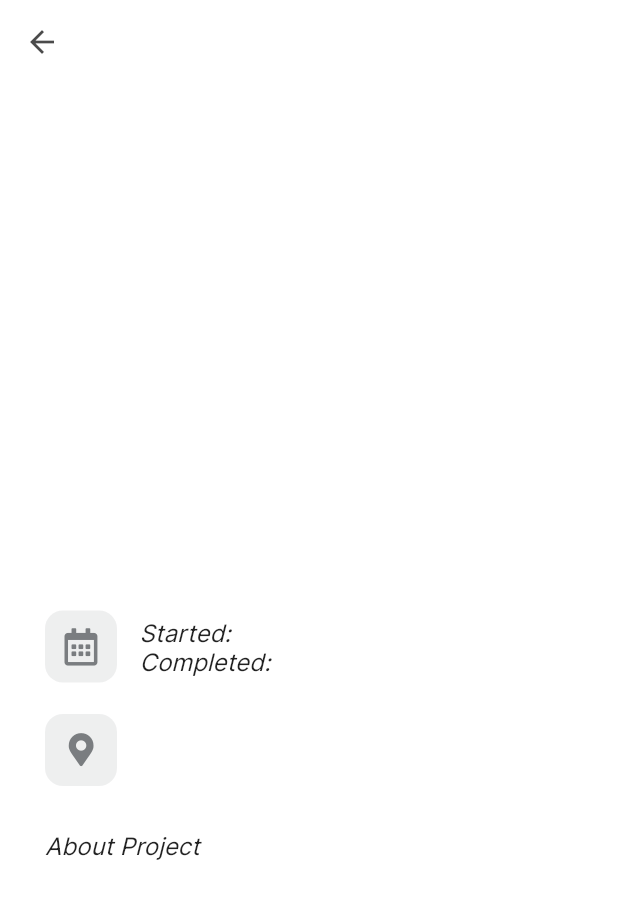
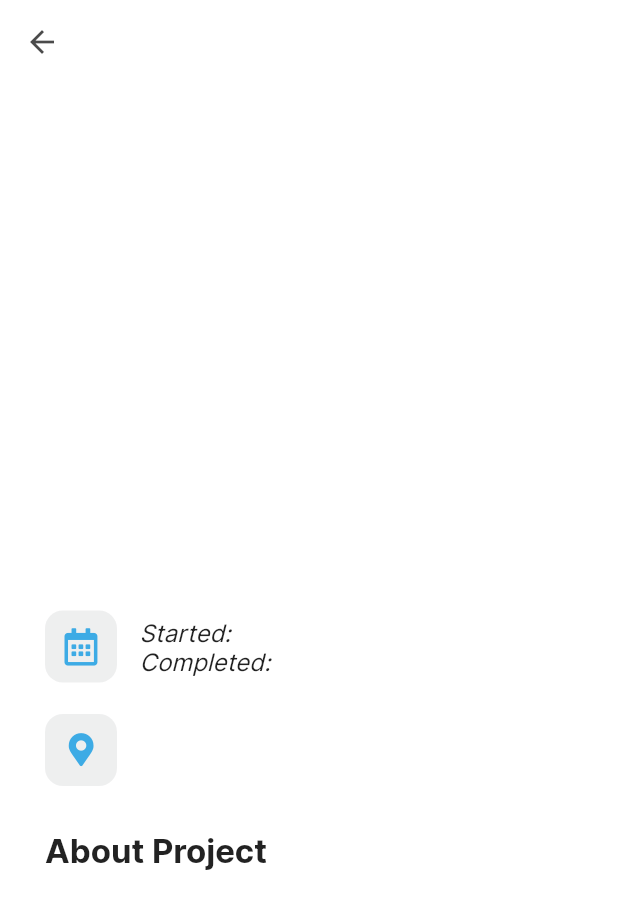
Before and after one commit to thenaijadev/Foundation_bat, a Flutter app: the CompletedProjectDetails screen opened directly with empty values, on a phone screen of 412 x 824 dp. Shown: the top 909 px of the screen. Run offline on Flutter 3.47's test engine with Material 2 defaults, Android fonts, the phone set to English and light mode, and no system bars; drawn by our look-alikes of carousel_slider; our stand-ins replace cached_network_image, flutter_native_splash, fluttertoast, font_awesome_flutter, hive_flutter, page_indicator and 3 more; missing offline and left inert: cached_video_player, dropdownfield2; accounts and stored records are empty; project files that could hold a hidden picture were left out.

Commit message:
modified:   lib/Screens/signin.dart 	modified:   lib/Screens/signup.dart 	modified:   lib/Screens/single_completed_project_page.dart 	modified:   lib/Screens/single_event_page.dart 	modified:   lib/Screens/single_pending_project_page.dart

```diff
--- a/lib/Screens/signin.dart
+++ b/lib/Screens/signin.dart
@@ -292,7 +292,7 @@ class _SignInState extends State<SignIn> {
                           borderRadius: BorderRadius.circular(45.0),
                         ),
                         height: 45.0,
-                        color: kButtonColor,
+                        color: Color.fromARGB(255, 8, 51, 121),
                         onPressed: () async {
                           final SharedPreferences sharedPreferences =
                               await SharedPreferences.getInstance();
--- a/lib/Screens/signup.dart
+++ b/lib/Screens/signup.dart
@@ -483,7 +483,7 @@ class _SignUpState extends State<SignUp> {
                           borderRadius: BorderRadius.circular(45.0),
                         ),
                         height: 45.0,
-                        color: kButtonColor,
+                        color: Color.fromARGB(255, 8, 51, 121),
                         onPressed: () {
                           if (_formKey.currentState!.validate() && !loading) {
                             setState(() {
--- a/lib/Screens/single_completed_project_page.dart
+++ b/lib/Screens/single_completed_project_page.dart
@@ -108,7 +108,7 @@ class _CompletedProjectDetailsState extends State<CompletedProjectDetails> {
                       child: Icon(
                         FontAwesomeIcons.calendarAlt,
                         size: 25,
-                        color: kButtonColor,
+                        color: kSignupbuttonColor,
                       ),
                     ),
                     Column(
@@ -158,7 +158,7 @@ class _CompletedProjectDetailsState extends State<CompletedProjectDetails> {
                       child: Icon(
                         FontAwesomeIcons.mapMarkerAlt,
                         size: 22,
-                        color: kButtonColor,
+                        color: kSignupbuttonColor,
                       ),
                     ),
                     Column(
@@ -186,7 +186,7 @@ class _CompletedProjectDetailsState extends State<CompletedProjectDetails> {
                 padding: const EdgeInsets.only(left: 30),
                 child: Text(
                   'About Project',
-                  style: kBodyTextStyle,
+                  style: kAboutTextStyle,
                   textAlign: TextAlign.left,
                 ),
               ),
--- a/lib/Screens/single_pending_project_page.dart
+++ b/lib/Screens/single_pending_project_page.dart
@@ -106,7 +106,7 @@ class _PendingDetailsState extends State<PendingDetails> {
                     child: Icon(
                       FontAwesomeIcons.calendarAlt,
                       size: 25,
-                      color: kButtonColor,
+                      color: kSignupbuttonColor,
                     ),
                   ),
                   Column(
@@ -144,7 +144,7 @@ class _PendingDetailsState extends State<PendingDetails> {
                     child: Icon(
                       FontAwesomeIcons.mapMarkerAlt,
                       size: 22,
-                      color: kButtonColor,
+                      color: kSignupbuttonColor,
                     ),
                   ),
 
```
Also changed, not shown: lib/Screens/single_event_page.dart (+17 -19 lines).
